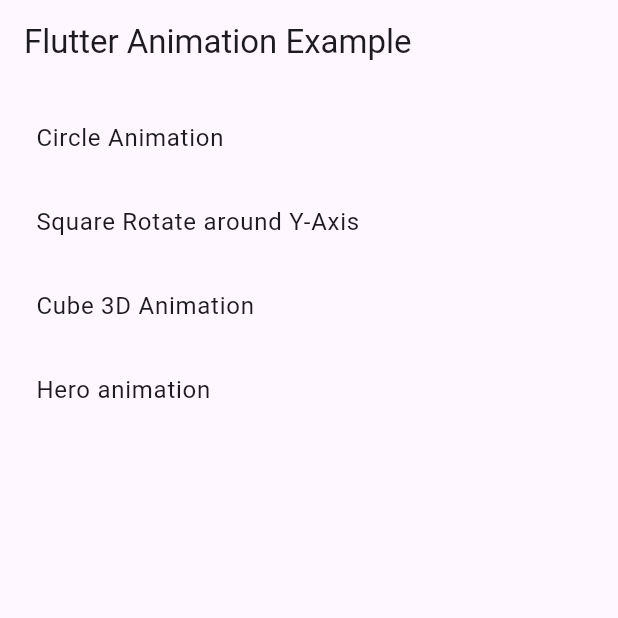
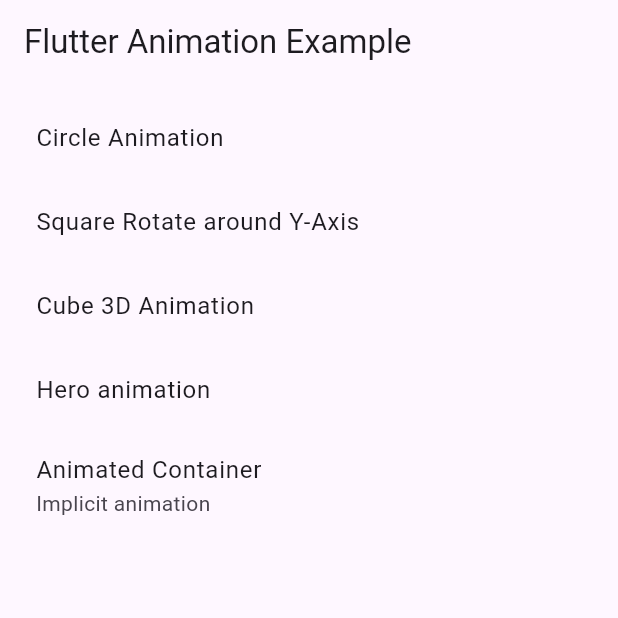
Before and after one commit to Ninja260/flutter_animation_testing, a Flutter app: the screen it shows after launch, on a phone screen of 412 x 824 dp, the top half of it. Run offline on Flutter 3.47's test engine with Material 3 defaults, Android fonts, the phone set to English and light mode, and no system bars.

Commit message:
- Added AnimatedContainer animation

```diff
--- a/lib/main.dart
+++ b/lib/main.dart
@@ -1,3 +1,4 @@
+import 'package:animation/animated_container_page.dart';
 import 'package:animation/circle_animation_page.dart';
 import 'package:animation/cube_3d_animation_page.dart';
 import 'package:animation/hero_animation_page.dart';
@@ -53,6 +54,9 @@ class MyApp extends StatelessWidget {
         HeroAnimationPage.route: (context) => const BackableWidget(
               child: HeroAnimationPage(),
             ),
+        AnimatedContainerPage.route: (context) => const BackableWidget(
+              child: AnimatedContainerPage(),
+            ),
       },
     );
   }
--- a/lib/my_home_page.dart
+++ b/lib/my_home_page.dart
@@ -1,3 +1,4 @@
+import 'package:animation/animated_container_page.dart';
 import 'package:animation/circle_animation_page.dart';
 import 'package:animation/cube_3d_animation_page.dart';
 import 'package:animation/hero_animation_page.dart';
@@ -33,6 +34,11 @@ class MyHomePage extends StatelessWidget {
         title: 'Hero animation',
         route: HeroAnimationPage.route,
       ),
+      Page(
+        title: 'Animated Container',
+        subtitle: 'Implicit animation',
+        route: AnimatedContainerPage.route,
+      )
     ];
 
     return SafeArea(
@@ -54,6 +60,11 @@ class MyHomePage extends StatelessWidget {
                         title: Text(
                           page.title,
                         ),
+                        subtitle: page.subtitle != null
+                            ? Text(
+                                page.subtitle!,
+                              )
+                            : null,
                         onTap: () {
                           Navigator.pushNamed(
                             context,
@@ -76,9 +87,11 @@ class MyHomePage extends StatelessWidget {
 class Page {
   const Page({
     required this.title,
+    this.subtitle,
     required this.route,
   });
 
   final String title;
+  final String? subtitle;
   final String route;
 }
```
Also changed, not shown: lib/animated_container_page.dart (added, +56 -0 lines), pubspec.yaml (+3 -4 lines), images/assasin-creed.jpg (added), 1 other file.
